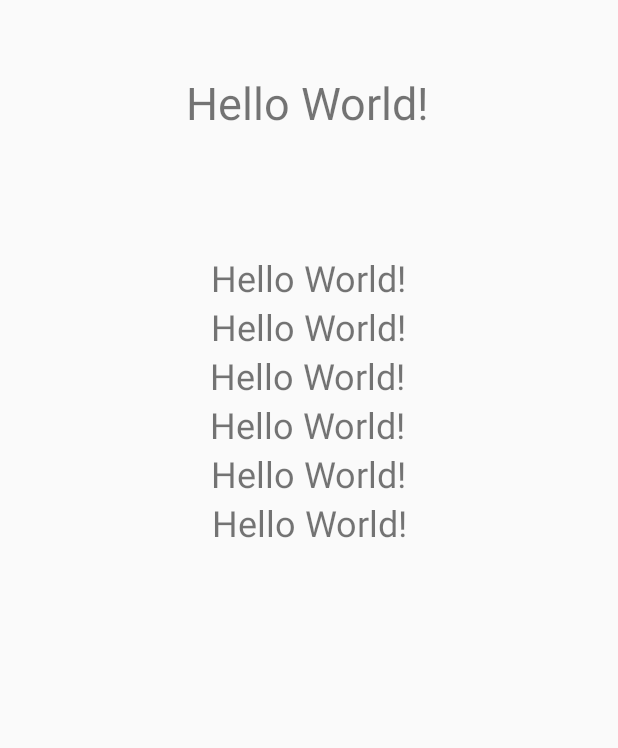
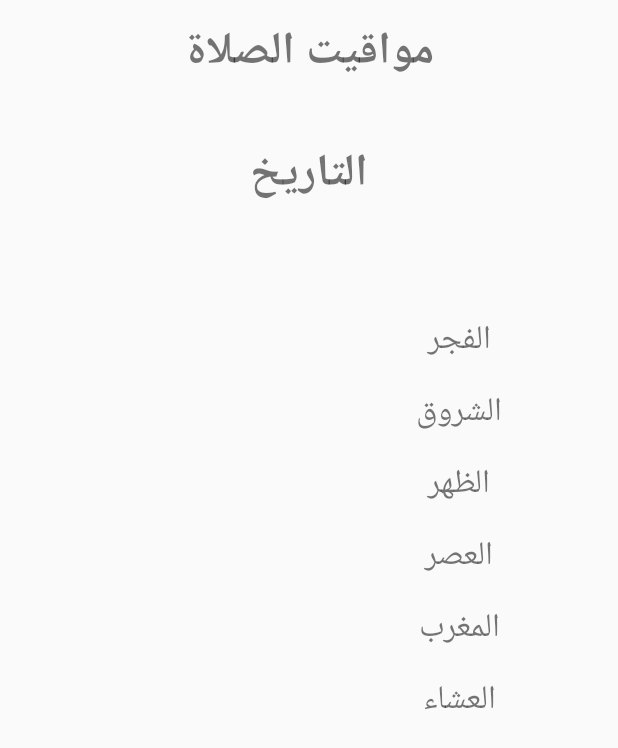
Before and after one commit to MehdiCHEBBAH/adhanApp, an Android app: the layout activity_main.xml on its own in the app's theme, with its tools: preview values and no code run, on a phone screen of 412 x 824 dp. Shown: the top 748 px of the screen. Run offline under Robolectric (Android 15) with nearby library versions, the phone set to English and light mode, and no system bars.

Commit message:
second commit

```diff
--- a/app/src/main/java/com/example/adhan/AdhanService.kt
+++ b/app/src/main/java/com/example/adhan/AdhanService.kt
@@ -41,6 +41,7 @@ class AdhanService: Service() {
         this.sendBroadcast(i)
         super.onTaskRemoved(rootIntent)
     }
+
     private fun formatTime(time: String): String{
         val timeArray = time.split(":")
         return timeArray[0]+":"+timeArray[1]
@@ -55,7 +56,7 @@ class AdhanService: Service() {
         var timeNow : String
         val context = this
 
-        fixedRateTimer("timer",false,0,1000*5){
+        fixedRateTimer("timer",false,0,1000*60){
             timeNow = sdf.format(Date())
             Log.i("", timeNow)
 
--- a/app/src/main/java/com/example/adhan/MainActivity.kt
+++ b/app/src/main/java/com/example/adhan/MainActivity.kt
@@ -59,13 +59,13 @@ class MainActivity : AppCompatActivity() {
         }
 
 
-        date_text.text = "التاريخ -->" + today.day + " / " + today.month + " / " + today.year
-        fajr_text.text = ("الفجر -->" + prayerTimes.fajr())
-        sunrise_text.text = ("الشروق -->" + prayerTimes.shuruq())
-        dohr_text.text = ("الظهر -->" + prayerTimes.thuhr())
-        asr_text.text = ("العصر -->" + prayerTimes.assr())
-        maghrib_text.text = ("المغرب -->" + prayerTimes.maghrib())
-        isha_text.text = "العشاء -->" + prayerTimes.ishaa()
+        date_text.text = "" + today.day + " / " + today.month + " / " + today.year
+        fajr_text.text = formatTime(prayerTimes.fajr().toString())
+        sunrise_text.text = formatTime(prayerTimes.shuruq().toString())
+        dohr_text.text = formatTime(prayerTimes.thuhr().toString())
+        asr_text.text = formatTime(prayerTimes.assr().toString())
+        maghrib_text.text = formatTime(prayerTimes.maghrib().toString())
+        isha_text.text = formatTime(prayerTimes.ishaa().toString())
 
 
         /********* Create notification channel ************/
@@ -85,12 +85,12 @@ class MainActivity : AppCompatActivity() {
         /******************* Creating the service ******************/
         val intent = Intent(this, AdhanService::class.java)
         val adhanTimes = AdhanTimes(
-            prayerTimes.fajr().toString(),
-            prayerTimes.shuruq().toString(),
-            prayerTimes.thuhr().toString(),
-            prayerTimes.assr().toString(),
-            prayerTimes.maghrib().toString(),
-            prayerTimes.ishaa().toString()
+            formatTime(prayerTimes.fajr().toString()),
+            formatTime(prayerTimes.shuruq().toString()),
+            formatTime(prayerTimes.thuhr().toString()),
+            formatTime(prayerTimes.assr().toString()),
+            formatTime(prayerTimes.maghrib().toString()),
+            formatTime(prayerTimes.ishaa().toString())
         )
         intent.putExtra("adhanTimes", adhanTimes)
         startService(intent)
@@ -195,4 +195,8 @@ class MainActivity : AppCompatActivity() {
         }
     }
 
+    private fun formatTime(time: String): String{
+        val timeArray = time.split(":")
+        return timeArray[0]+":"+timeArray[1]
+    }
 }
--- a/app/src/main/res/layout/activity_main.xml
+++ b/app/src/main/res/layout/activity_main.xml
@@ -1,86 +1,199 @@
 <?xml version="1.0" encoding="utf-8"?>
-<androidx.constraintlayout.widget.ConstraintLayout xmlns:android="http://schemas.android.com/apk/res/android"
+<LinearLayout xmlns:android="http://schemas.android.com/apk/res/android"
     xmlns:app="http://schemas.android.com/apk/res-auto"
     xmlns:tools="http://schemas.android.com/tools"
     android:layout_width="match_parent"
     android:layout_height="match_parent"
+    android:orientation="vertical"
     tools:context=".MainActivity">
 
     <TextView
-        android:id="@+id/dohr_text"
-        android:layout_width="wrap_content"
+        android:layout_width="match_parent"
         android:layout_height="wrap_content"
-        android:text="Hello World!"
-        android:textSize="24sp"
-        app:layout_constraintHorizontal_bias="0.498"
-        app:layout_constraintLeft_toLeftOf="parent"
-        app:layout_constraintRight_toRightOf="parent"
-        app:layout_constraintTop_toBottomOf="@+id/sunrise_text" />
+        android:layout_marginTop="10dp"
+        android:layout_marginBottom="20dp"
+        android:text="مواقيت الصلاة"
+        android:textAlignment="center"
+        android:textSize="30sp"
+        android:textStyle="bold" />
 
     <TextView
-        android:id="@+id/asr_text"
-        android:layout_width="wrap_content"
+        android:layout_width="match_parent"
         android:layout_height="wrap_content"
-        android:text="Hello World!"
-        android:textSize="24sp"
-        app:layout_constraintHorizontal_bias="0.498"
-        app:layout_constraintLeft_toLeftOf="parent"
-        app:layout_constraintRight_toRightOf="parent"
-        app:layout_constraintTop_toBottomOf="@+id/dohr_text" />
-
-    <TextView
-        android:id="@+id/maghrib_text"
-        android:layout_width="wrap_content"
-        android:layout_height="wrap_content"
-        android:text="Hello World!"
-        android:textSize="24sp"
-        app:layout_constraintHorizontal_bias="0.501"
-        app:layout_constraintLeft_toLeftOf="parent"
-        app:layout_constraintRight_toRightOf="parent"
-        app:layout_constraintTop_toBottomOf="@+id/asr_text" />
-
-    <TextView
-        android:id="@+id/isha_text"
-        android:layout_width="wrap_content"
-        android:layout_height="wrap_content"
-        android:text="Hello World!"
-        android:textSize="24sp"
-        app:layout_constraintHorizontal_bias="0.502"
-        app:layout_constraintLeft_toLeftOf="parent"
-        app:layout_constraintRight_toRightOf="parent"
-        app:layout_constraintTop_toBottomOf="@+id/maghrib_text" />
+        android:layout_marginTop="10dp"
+        android:layout_marginBottom="0dp"
+        android:text="التاريخ"
+        android:textAlignment="center"
+        android:textSize="30sp"
+        android:textStyle="bold" />
 
     <TextView
         android:id="@+id/date_text"
-        android:layout_width="wrap_content"
+        android:layout_width="match_parent"
         android:layout_height="wrap_content"
-        android:layout_marginTop="48dp"
-        android:text="Hello World!"
+        android:layout_marginTop="10dp"
+        android:layout_marginBottom="10dp"
+        android:text=""
+        android:textAlignment="center"
         android:textSize="30sp"
-        app:layout_constraintHorizontal_bias="0.497"
+        android:textStyle="bold" />
+
+    <LinearLayout
+        android:layout_width="match_parent"
+        android:layout_height="wrap_content"
+        android:layout_margin="5dp"
+        android:layoutDirection="rtl"
+        android:orientation="horizontal">
+
+        <TextView
+            android:layout_width="0dp"
+            android:layout_height="wrap_content"
+            android:layout_weight="0.5"
+            android:text="الفجر"
+            android:textAlignment="center"
+            android:textDirection="rtl"
+            android:textSize="22sp"
+            app:layout_constraintBottom_toBottomOf="parent"
             app:layout_constraintLeft_toLeftOf="parent"
             app:layout_constraintRight_toRightOf="parent"
             app:layout_constraintTop_toTopOf="parent" />
 
         <TextView
             android:id="@+id/fajr_text"
-        android:layout_width="wrap_content"
+            android:layout_width="0dp"
             android:layout_height="wrap_content"
-        android:layout_marginTop="80dp"
-        android:text="Hello World!"
-        android:textSize="24sp"
+            android:layout_weight="0.5"
+            android:textAlignment="center"
+            android:textSize="22sp" />
+    </LinearLayout>
+
+    <LinearLayout
+        android:layout_width="match_parent"
+        android:layout_height="wrap_content"
+        android:layout_margin="5dp"
+        android:layoutDirection="rtl"
+        android:orientation="horizontal">
+
+        <TextView
+            android:layout_width="0dp"
+            android:layout_height="wrap_content"
+            android:layout_weight="0.5"
+            android:text="الشروق"
+            android:textAlignment="center"
+            android:textDirection="rtl"
+            android:textSize="22sp"
+            app:layout_constraintBottom_toBottomOf="parent"
             app:layout_constraintLeft_toLeftOf="parent"
             app:layout_constraintRight_toRightOf="parent"
-        app:layout_constraintTop_toBottomOf="@+id/date_text" />
+            app:layout_constraintTop_toTopOf="parent" />
 
         <TextView
             android:id="@+id/sunrise_text"
-        android:layout_width="wrap_content"
+            android:layout_width="0dp"
             android:layout_height="wrap_content"
-        android:text="Hello World!"
-        android:textSize="24sp"
-        app:layout_constraintLeft_toLeftOf="parent"
-        app:layout_constraintRight_toRightOf="parent"
-        app:layout_constraintTop_toBottomOf="@+id/fajr_text" />
+            android:layout_weight="0.5"
+            android:textAlignment="center"
+            android:textSize="22sp" />
+    </LinearLayout>
 
-</androidx.constraintlayout.widget.ConstraintLayout>
+    <LinearLayout
+        android:layout_width="match_parent"
+        android:layout_height="wrap_content"
+        android:layout_margin="5dp"
+        android:layoutDirection="rtl"
+        android:orientation="horizontal">
+
+        <TextView
+            android:layout_width="0dp"
+            android:layout_height="wrap_content"
+            android:layout_weight="0.5"
+            android:text="الظهر"
+            android:textAlignment="center"
+            android:textDirection="rtl"
+            android:textSize="22sp" />
+
+        <TextView
+            android:id="@+id/dohr_text"
+            android:layout_width="0dp"
+            android:layout_height="wrap_content"
+            android:layout_weight="0.5"
+            android:textAlignment="center"
+            android:textSize="22sp" />
+    </LinearLayout>
+
+    <LinearLayout
+        android:layout_width="match_parent"
+        android:layout_height="wrap_content"
+        android:layout_margin="5dp"
+        android:layoutDirection="rtl"
+        android:orientation="horizontal">
+
+        <TextView
+            android:layout_width="0dp"
+            android:layout_height="wrap_content"
+            android:layout_weight="0.5"
+            android:text="العصر"
+            android:textAlignment="center"
+            android:textDirection="rtl"
+            android:textSize="22sp" />
+
+        <TextView
+            android:id="@+id/asr_text"
+            android:layout_width="0dp"
+            android:layout_height="wrap_content"
+            android:layout_weight="0.5"
+            android:textAlignment="center"
+            android:textSize="22sp" />
+    </LinearLayout>
+
+    <LinearLayout
+        android:layout_width="match_parent"
+        android:layout_height="wrap_content"
+        android:layout_margin="5dp"
+        android:layoutDirection="rtl"
+        android:orientation="horizontal">
+
+        <TextView
+            android:layout_width="0dp"
+            android:layout_height="wrap_content"
+            android:layout_weight="0.5"
+            android:text="المغرب"
+            android:textAlignment="center"
+            android:textDirection="rtl"
+            android:textSize="22sp" />
+
+        <TextView
+            android:id="@+id/maghrib_text"
+            android:layout_width="0dp"
+            android:layout_height="wrap_content"
+            android:layout_weight="0.5"
+            android:textAlignment="center"
+            android:textSize="22sp" />
+    </LinearLayout>
+
+    <LinearLayout
+        android:layout_width="match_parent"
+        android:layout_height="wrap_content"
+        android:layout_margin="5dp"
+        android:layoutDirection="rtl"
+        android:orientation="horizontal">
+
+        <TextView
+            android:layout_width="0dp"
+            android:layout_height="wrap_content"
+            android:layout_weight="0.5"
+            android:text="العشاء"
+            android:textAlignment="center"
+            android:textDirection="rtl"
+            android:textSize="22sp" />
+
+        <TextView
+            android:id="@+id/isha_text"
+            android:layout_width="0dp"
+            android:layout_height="wrap_content"
+            android:layout_weight="0.5"
+            android:textAlignment="center"
+            android:textSize="22sp" />
+    </LinearLayout>
+
+</LinearLayout>
--- a/app/src/main/res/values/styles.xml
+++ b/app/src/main/res/values/styles.xml
@@ -1,7 +1,7 @@
 <resources>
 
     <!-- Base application theme. -->
-    <style name="AppTheme" parent="Theme.AppCompat.Light.DarkActionBar">
+    <style name="AppTheme" parent="Theme.AppCompat.Light.NoActionBar">
         <!-- Customize your theme here. -->
         <item name="colorPrimary">@color/colorPrimary</item>
         <item name="colorPrimaryDark">@color/colorPrimaryDark</item>
```
Lines whose indentation alone changed are shown as unchanged.
